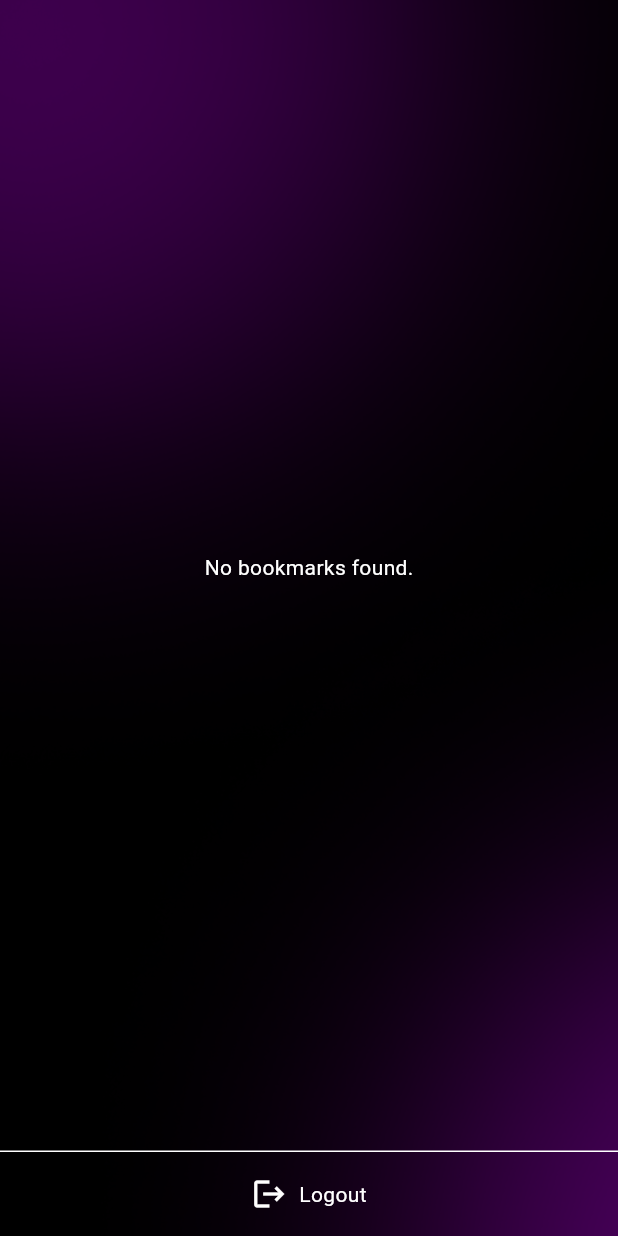
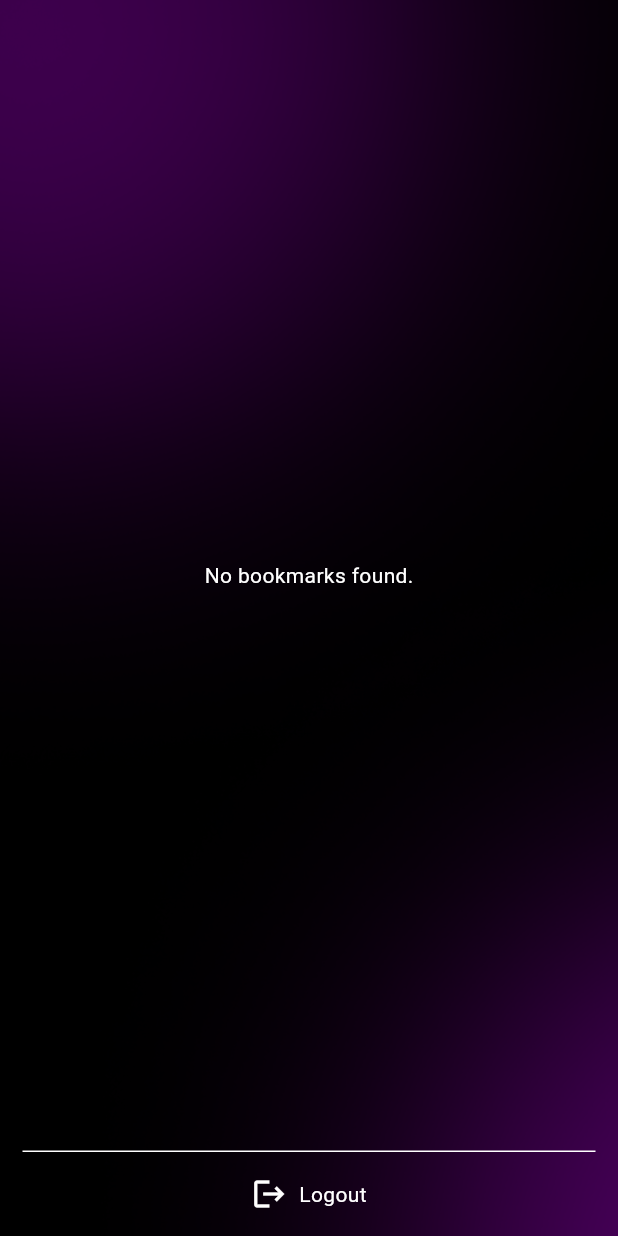
Before and after one commit to Michochi/Code-Fusion-Mobile-App, a Flutter app: the MyProfile screen opened by its route, on a phone screen of 412 x 824 dp. Run offline on Flutter 3.47's test engine with Material 3 defaults, Android fonts, the phone set to English and light mode, and no system bars; our stand-ins replace animated_text_kit, cloud_firestore, firebase_auth, firebase_core, google_fonts, shared_preferences; accounts and stored records are empty.

Commit message:
profile fix

```diff
--- a/lib/screens/profile.dart
+++ b/lib/screens/profile.dart
@@ -117,8 +117,7 @@ class _MyProfileState extends State<MyProfile> {
                       '/', (Route<dynamic> route) => false);
                 },
                 child: Container(
-                  margin: const EdgeInsets.only(
-                      top: 10), // Add margin above the top border
+                  margin: const EdgeInsets.only(left: 15, right: 15),
                   decoration: const BoxDecoration(
                     border: Border(
                       top: BorderSide(color: Colors.white),
```
